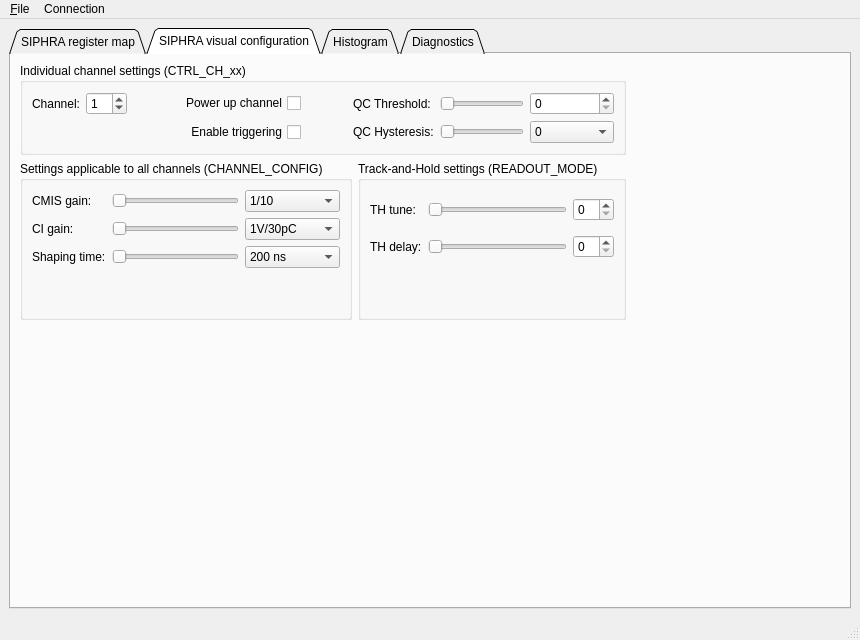
The window that CubesControl/ui/cubescontrol.ui (tstana/cubes-sw) describes before a commit, drawn with Qt 5.
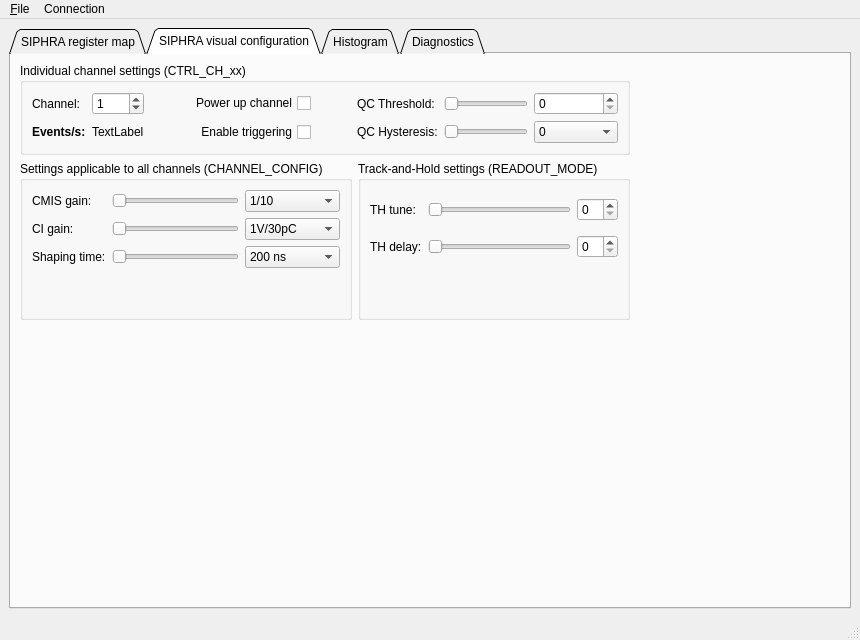
The same window after the commit. The open tabs and pages were chosen to show the change. Icons and pictures are not drawn. Custom widgets are drawn as their Qt base class.

Commit message: UI: Adding event rate label

What changed in the file:
```diff
--- a/CubesControl/ui/cubescontrol.ui
+++ b/CubesControl/ui/cubescontrol.ui
@@ -489,6 +489,26 @@
              </item>
             </widget>
            </item>
+           <item row="1" column="0">
+            <widget class="QLabel" name="label_13">
+             <property name="font">
+              <font>
+               <weight>75</weight>
+               <bold>true</bold>
+              </font>
+             </property>
+             <property name="text">
+              <string>Events/s:</string>
+             </property>
+            </widget>
+           </item>
+           <item row="1" column="1">
+            <widget class="QLabel" name="lblEventRate">
+             <property name="text">
+              <string>TextLabel</string>
+             </property>
+            </widget>
+           </item>
           </layout>
          </widget>
         </item>
```
